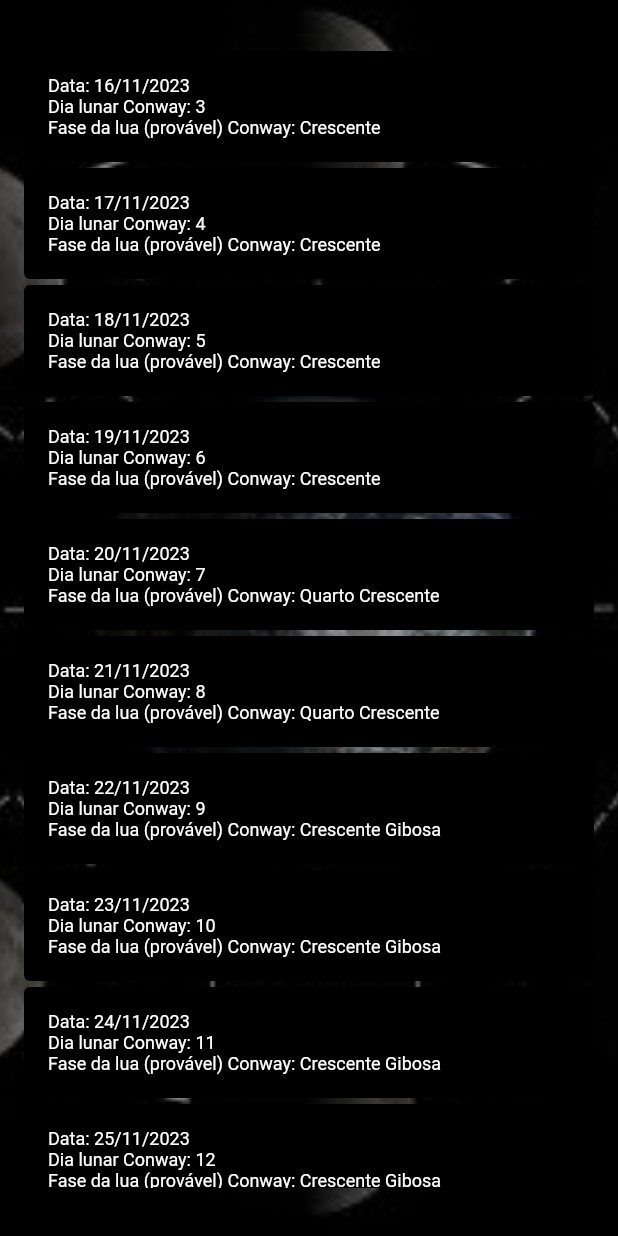
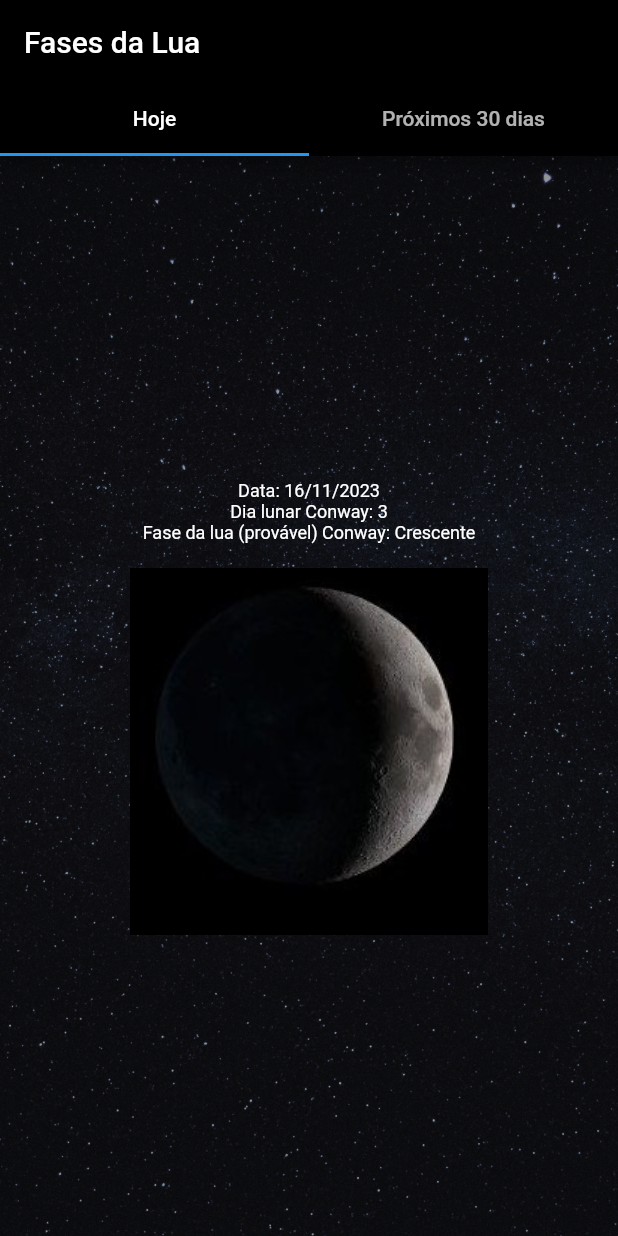
Before and after one commit to sabrinaserique/moon_phase_project, a Flutter app: the screen it shows after launch, on a phone screen of 412 x 824 dp. Run offline on Flutter 3.47's test engine with Material 2 defaults, Android fonts, the light colour scheme and no system bars.

Commit message:
TabBarView

```diff
--- a/lib/main.dart
+++ b/lib/main.dart
@@ -1,6 +1,7 @@
 import 'package:flutter/material.dart';
+import 'package:moon_phase_project/views/moonPhaseTodayPage.dart';
 import 'package:moon_phase_project/views/moonPhasesPage.dart';
-
+import 'models/Moon.dart';
 import 'models/MoonPhase.dart';
 
 void main() {
@@ -12,10 +13,29 @@ class MyApp extends StatelessWidget {
 
   @override
   Widget build(BuildContext context) {
-
     return MaterialApp(
       debugShowCheckedModeBanner: false,
-      home: MoonPhasesPage(moonPhases: printLunarAnalysis()),
+      home: DefaultTabController(
+        length: 2,
+        child: Scaffold(
+          appBar: AppBar(
+            backgroundColor: Colors.black,
+            bottom: const TabBar(
+              tabs: [
+                Tab(text: 'Hoje'),
+                Tab(text: 'Próximos 30 dias'),
+              ],
+            ),
+            title: const Text('Fases da Lua'),
+          ),
+          body: TabBarView(
+            children: [
+              MoonPhaseTodayPage(moonPhase: printLunarTodayAnalysis()),
+              MoonPhasesPage(moonPhases: printLunarAnalysis()),
+            ],
+          ),
+        ),
+      ),
     );
   }
 }
@@ -31,31 +51,40 @@ int getLunarDay(DateTime dia) {
   return lunarDay;
 }
 
-String getMoonPhaseConway(int lunarDay) {
+Moon getMoonPhaseConway(int lunarDay) {
   if (lunarDay <= 28) {
     if (lunarDay >= 24) {
-      return "Minguante";
+      return Moon(fase_lua: 'Minguante', imagem: 'assets/images/minguante.jpg');
     }
     if (lunarDay >= 22) {
-      return "Quarto Minguante";
+      return Moon(
+          fase_lua: 'Quarto Minguante',
+          imagem: 'assets/images/quartoMinguante.jpg');
     }
     if (lunarDay >= 17) {
-      return "Minguante Gibosa";
+      return Moon(
+          fase_lua: 'Minguante Gibosa',
+          imagem: 'assets/images/minguanteGibosa.jpg');
     }
     if (lunarDay >= 14) {
-      return "Lua Cheia";
+      return Moon(fase_lua: 'Lua Cheia', imagem: 'assets/images/luaCheia.jpg');
     }
     if (lunarDay >= 9) {
-      return "Crescente Gibosa";
+      return Moon(
+          fase_lua: 'Crescente Gibosa',
+          imagem: 'assets/images/crescenteGibosa.jpg');
     }
     if (lunarDay >= 7) {
-      return "Quarto Crescente";
+      return Moon(
+          fase_lua: 'Quarto Crescente',
+          imagem: 'assets/images/quartoCrescente.jpg');
     }
     if (lunarDay >= 2) {
-      return "Crescente";
+      return Moon(fase_lua: 'Crescente', imagem: 'assets/images/crescente.jpg');
     }
   }
-  return "Lua Nova"; //0,1,29
+  return Moon(
+      fase_lua: 'Lua Nova', imagem: 'assets/images/luaNova.jpg'); //0,1,29
 }
 
 int getLunarDayConway(DateTime ldt) {
@@ -91,16 +120,23 @@ int getLunarDayConway(DateTime ldt) {
 List<MoonPhase> printLunarAnalysis() {
   DateTime now = DateTime.now();
   DateTime endDate = now.add(const Duration(days: 30));
-  String nomeLua;
+  Moon luaFase;
   int lunarDayConway;
-  List<MoonPhase> list =[];
+  List<MoonPhase> list = [];
+  MoonPhase lua;
 
   DateTime dia = now;
+  dia = dia.add(Duration(days: 1));
 
-  while(dia.isBefore(endDate)) {
+  while (dia.isBefore(endDate)) {
     lunarDayConway = getLunarDayConway(dia);
-    nomeLua = getMoonPhaseConway(lunarDayConway);
-    MoonPhase lua = MoonPhase(fase_lua: nomeLua, data: dia, diaLunarConway: lunarDayConway);
+    luaFase = getMoonPhaseConway(lunarDayConway);
+
+    lua = MoonPhase(
+        fase_lua: luaFase.fase_lua,
+        data: dia,
+        diaLunarConway: lunarDayConway,
+        imagem: luaFase.imagem);
 
     list.add(lua);
 
@@ -109,3 +145,20 @@ List<MoonPhase> printLunarAnalysis() {
 
   return list;
 }
+
+MoonPhase printLunarTodayAnalysis() {
+  DateTime now = DateTime.now();
+  int lunarDayConway;
+
+  DateTime dia = now;
+
+  lunarDayConway = getLunarDayConway(dia);
+  Moon lua = getMoonPhaseConway(lunarDayConway);
+  MoonPhase luaFase = MoonPhase(
+      fase_lua: lua.fase_lua,
+      data: dia,
+      diaLunarConway: lunarDayConway,
+      imagem: lua.imagem);
+
+  return luaFase;
+}
--- /dev/null
+++ b/lib/models/Moon.dart
@@ -0,0 +1,8 @@
+class Moon{
+
+  Moon({required this.fase_lua, required this.imagem});
+
+  String fase_lua;
+  String imagem;
+
+}
--- a/lib/models/MoonPhase.dart
+++ b/lib/models/MoonPhase.dart
@@ -1,9 +1,10 @@
 class MoonPhase{
 
-  MoonPhase({required this.fase_lua, required this.data, required this.diaLunarConway});
+  MoonPhase({required this.fase_lua, required this.data, required this.diaLunarConway, required this.imagem});
 
   String fase_lua;
   DateTime data;
   int diaLunarConway;
+  String imagem;
 
 }
--- /dev/null
+++ b/lib/views/moonPhaseTodayPage.dart
@@ -0,0 +1,62 @@
+import 'package:flutter/material.dart';
+import 'package:intl/intl.dart';
+import '../models/MoonPhase.dart';
+
+class MoonPhaseTodayPage extends StatefulWidget {
+  MoonPhaseTodayPage({Key? key, required this.moonPhase}) : super(key: key);
+  MoonPhase moonPhase;
+
+  @override
+  State<MoonPhaseTodayPage> createState() => _MoonPhaseTodayPageState();
+}
+
+class _MoonPhaseTodayPageState extends State<MoonPhaseTodayPage> {
+  @override
+  Widget build(BuildContext context) {
+    return Scaffold(
+      backgroundColor: Colors.black,
+      body: Container(
+        decoration: const BoxDecoration(
+          image: DecorationImage(
+            image: AssetImage('assets/images/sky.jpg'),
+            fit: BoxFit.cover,
+            opacity: 0.6,
+          ),
+        ),
+        child: Center(
+          child: Padding(
+            padding: const EdgeInsets.all(16),
+            child: Column(
+              mainAxisSize: MainAxisSize.min,
+              children: [
+                const SizedBox(height: 16),
+                Text(
+                  'Data: ${DateFormat('dd/MM/yyyy').format(widget.moonPhase.data)}',
+                  style: TextStyle(
+                    fontSize: 12,
+                    color: Colors.white,
+                  ),
+                ),
+                Text(
+                  'Dia lunar Conway: ${widget.moonPhase.diaLunarConway}',
+                  style: TextStyle(
+                    fontSize: 12,
+                    color: Colors.white,
+                  ),
+                ),
+                Text(
+                    'Fase da lua (provável) Conway: ${widget.moonPhase.fase_lua}',
+                    style: TextStyle(
+                      fontSize: 12,
+                      color: Colors.white,
+                    )),
+                const SizedBox(height: 16),
+                Image.asset(widget.moonPhase.imagem),
+              ],
+            ),
+          ),
+        ),
+      ),
+    );
+  }
+}
--- a/lib/views/moonPhasesPage.dart
+++ b/lib/views/moonPhasesPage.dart
@@ -19,7 +19,7 @@ class _MoonPhasesPageState extends State<MoonPhasesPage> {
         body: Container(
           decoration: const BoxDecoration(
             image: DecorationImage(
-              image: AssetImage('assets/images/icone.jpg'),
+              image: AssetImage('assets/images/sky.jpg'),
               fit: BoxFit.cover,
               opacity: 0.6,
             ),
--- a/lib/widgets/moonPhase_List_Item.dart
+++ b/lib/widgets/moonPhase_List_Item.dart
@@ -3,7 +3,8 @@ import 'package:intl/intl.dart';
 import '../models/MoonPhase.dart';
 
 class MoonPhaseListItem extends StatelessWidget {
-  const MoonPhaseListItem({Key? key, required this.moonPhase}) : super(key: key);
+  const MoonPhaseListItem({Key? key, required this.moonPhase})
+      : super(key: key);
   final MoonPhase moonPhase;
 
   @override
@@ -13,7 +14,8 @@ class MoonPhaseListItem extends StatelessWidget {
           borderRadius: BorderRadius.circular(4),
           color: Colors.black,
         ),
-            margin: const EdgeInsets.symmetric(vertical: 2),// separa os elementos da lista
+        margin: const EdgeInsets.symmetric(vertical: 2),
+        // separa os elementos da lista
         padding: const EdgeInsets.all(16),
         child: Column(
           crossAxisAlignment: CrossAxisAlignment.stretch,
@@ -32,15 +34,20 @@ class MoonPhaseListItem extends StatelessWidget {
                 color: Colors.white,
               ),
             ),
-                Text(
-                    'Fase da lua (provável) Conway: ${moonPhase.fase_lua}',
+            Text('Fase da lua (provável) Conway: ${moonPhase.fase_lua}',
                 style: TextStyle(
                   fontSize: 12,
                   color: Colors.white,
                 )
             ),
+            const SizedBox(height: 16),
+            Image.asset(
+              moonPhase.imagem,
+              height: 50,
+              width: 50,
+              fit: BoxFit.scaleDown,
+            ),
           ],
-            )
-        );
+        ));
   }
 }
```
Also changed, not shown: assets/images/sky.jpg (added), lib/views/test.dart (deleted). Lines whose indentation alone changed are shown as unchanged.
